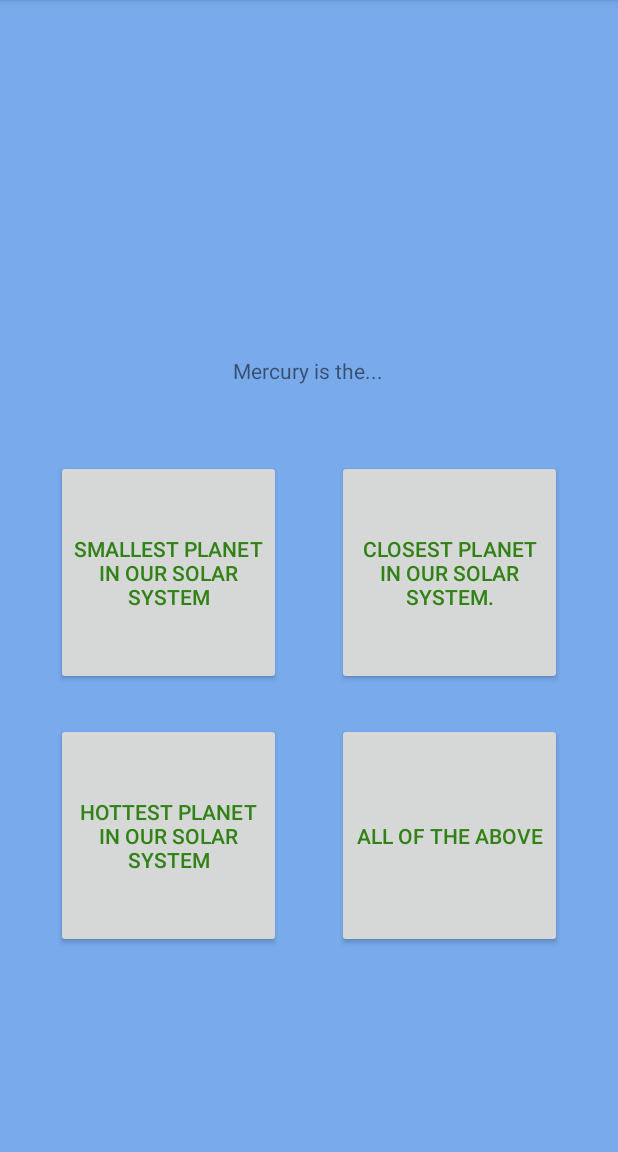
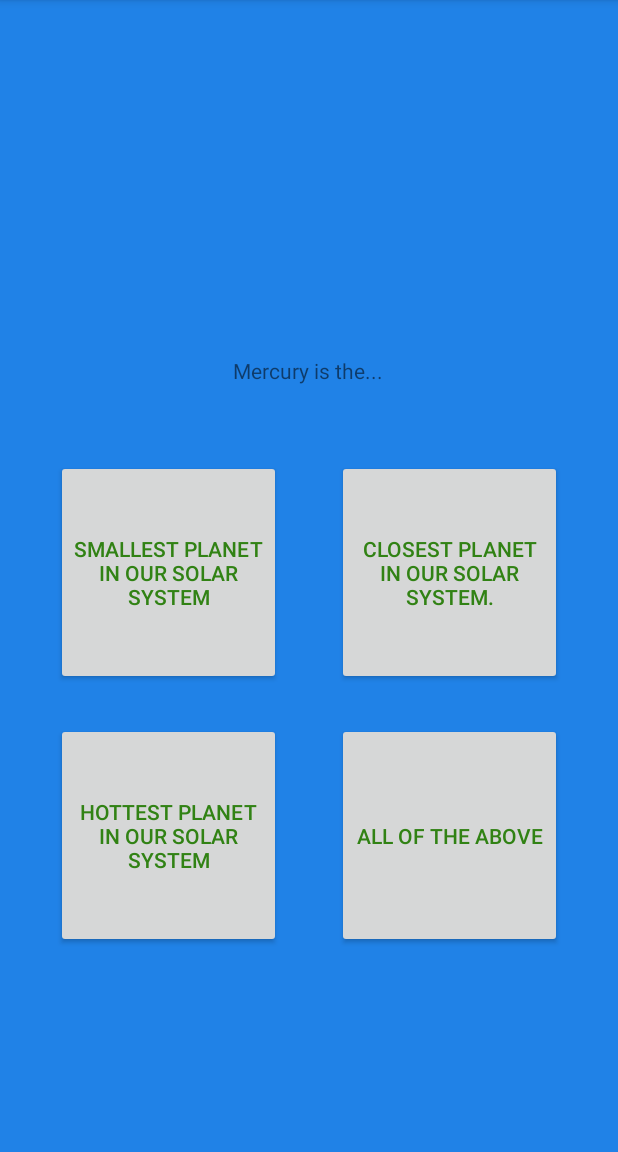
Before and after one commit to dhan0779/quiz-app, an Android app: the quiz screen opened directly, with no data from a screen before it, on a phone screen of 412 x 824 dp, the part 84-1236 px from its top. Run offline under Robolectric (Android 15) with nearby library versions, the phone set to English and light mode, and no system bars.

```diff
--- a/app/src/main/res/values/colors.xml
+++ b/app/src/main/res/values/colors.xml
@@ -2,6 +2,6 @@
 <resources>
     <color name="colorPrimary">#008577</color>
     <color name="colorPrimaryDark">#00574B</color>
-    <color name="colorAccent">#D81B60</color>
-    <color name="quizColor">#78AAEC</color>
+    <color name="colorAccent">#80E783</color>
+    <color name="quizColor">#2082E7</color>
 </resources>
```
Also changed, not shown: app/src/main/java/com/handavid/quizapp/Leaderboard_Stat.java (+24 -1 lines), app/src/main/res/layout/activity_leaderboard__stat.xml (+3 -4 lines).
